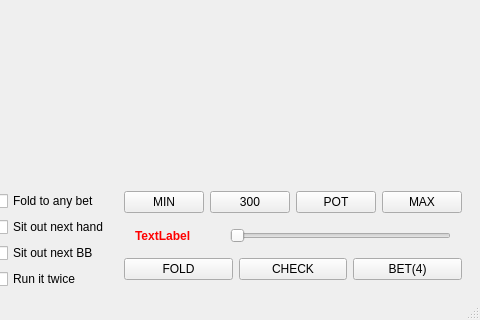
Old version of the form qt-client/client/table.ui in the repository paunovic/chipup-poker; both pictures show x 149 to 629 and y 130 to 450 of the 629 by 450 pixel window.
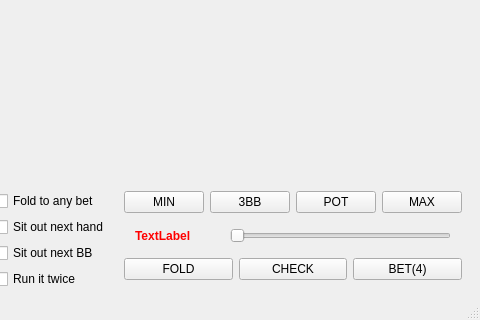
New version of the form. The open tabs and pages were chosen to show the change.

What changed in the file:
```diff
--- a/qt-client/client/table.ui
+++ b/qt-client/client/table.ui
@@ -179,7 +179,7 @@
             <item>
              <widget class="QPushButton" name="bt3BB">
               <property name="text">
-               <string>300</string>
+               <string>3BB</string>
               </property>
              </widget>
             </item>
```
